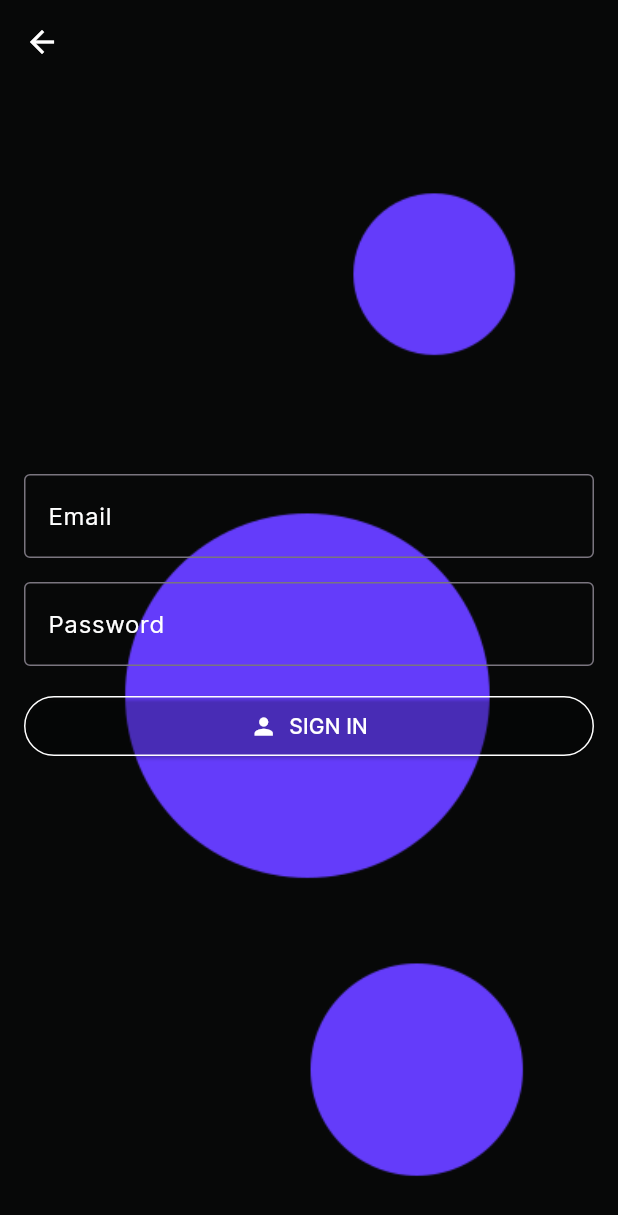
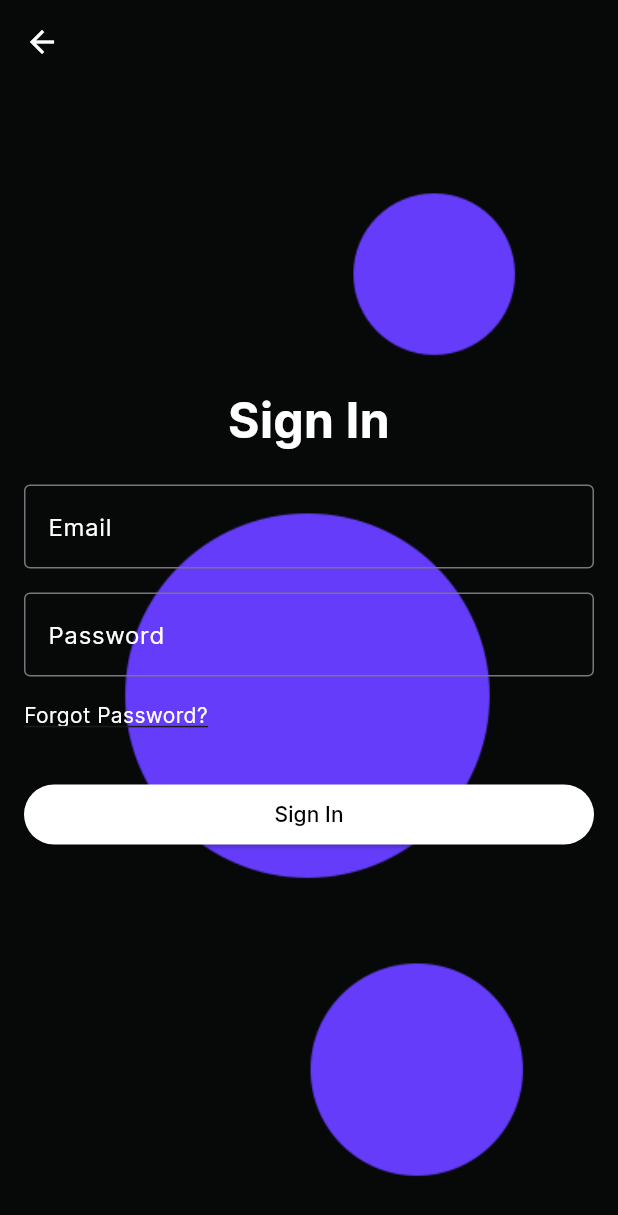
Before and after one commit to tanuvnair/flutter-heimdall, a Flutter app: the screen it shows after launch, after a tap on "SIGN IN", on a phone screen of 412 x 824 dp. Shown: the top 1215 px of the screen. Run offline on Flutter 3.47's test engine with Material 3 defaults, Android fonts, the light colour scheme and no system bars; our stand-ins replace firebase_core; accounts and stored records are empty.

Commit message:
Added forgot_password_page.dart

```diff
--- a/lib/landing_page.dart
+++ b/lib/landing_page.dart
@@ -34,6 +34,7 @@ class LandingPage extends StatelessWidget {
                 style: ElevatedButton.styleFrom(
                   side: BorderSide(color: Colors.white), // Set the outline color
                   backgroundColor: Colors.transparent, // Set the background color to transparent
+                  padding: EdgeInsets.symmetric(vertical: 16, horizontal: 32), // Adjust padding to make the button bigger
                 ),
                 child: Row(
                   mainAxisSize: MainAxisSize.min,
--- a/lib/sign_in_page.dart
+++ b/lib/sign_in_page.dart
@@ -1,4 +1,6 @@
 import 'package:flutter/material.dart';
+import 'package:flutter_heimdall/forgot_password_page.dart';
+import 'forgot_password_page.dart'; // Import the forgot password page
 
 class SignInPage extends StatelessWidget {
   const SignInPage({Key? key}) : super(key: key);
@@ -25,6 +27,19 @@ class SignInPage extends StatelessWidget {
             mainAxisAlignment: MainAxisAlignment.center,
             crossAxisAlignment: CrossAxisAlignment.stretch,
             children: [
+              Text(
+                'Sign In',
+                style: TextStyle(
+                  color: Colors.white,
+                  fontSize: 32, // Increase the font size
+                  fontWeight: FontWeight.bold, // Make the text bold
+                ),
+                textAlign: TextAlign.center,
+              ),
+              SizedBox(height: 20), // Add spacing between header and form fields
+              Column(
+                crossAxisAlignment: CrossAxisAlignment.start,
+                children: [
                   TextField(
                     style: TextStyle(color: Colors.white), // Set the color of text field content
                     decoration: InputDecoration(
@@ -43,29 +58,37 @@ class SignInPage extends StatelessWidget {
                       border: OutlineInputBorder(),
                     ),
                   ),
-              SizedBox(height: 16),
+                  SizedBox(height: 16), // Add space between password field and "Forgot Password" text
+                  GestureDetector(
+                    onTap: () {
+                      // Navigate to forgot password page
+                      Navigator.push(
+                        context,
+                        MaterialPageRoute(builder: (context) => ForgotPasswordPage()),
+                      );
+                    },
+                    child: Text(
+                      'Forgot Password?',
+                      style: TextStyle(
+                        color: Colors.white,
+                        decoration: TextDecoration.underline, // Add underline to indicate it's clickable
+                      ),
+                    ),
+                  ),
+                ],
+              ),
+              SizedBox(height: 32), // Add more space between "Forgot Password" text and sign-in button
               ElevatedButton(
                 onPressed: () {
-                  // Navigate to the sign-in page
-                  // Navigator.push(
-                  //   context,
-                  //   MaterialPageRoute(builder: (context) => ),
-                  // );
+                  // Add logic to send reset password email
                 },
                 style: ElevatedButton.styleFrom(
-                  side: BorderSide(color: Colors.white), // Set the outline color
-                  backgroundColor: Colors.transparent, // Set the background color to transparent
+                  primary: Colors.white, // Set button background color to white
+                  onPrimary: Colors.black, // Set button text color to black
                 ),
-                child: Row(
-                  mainAxisSize: MainAxisSize.min,
-                  children: [
-                    Icon(Icons.person, color: Colors.white), // User icon
-                    SizedBox(width: 8), // Add spacing between icon and text
-                    Text(
-                      'SIGN IN',
-                      style: TextStyle(color: Colors.white), // Set text color to white
-                    ),
-                  ],
+                child: Text(
+                  'Sign In',
+                  style: TextStyle(color: Colors.black), // Set text color to black
                 ),
               ),
             ],
```
Also changed, not shown: lib/forgot_password_page.dart (added, +77 -0 lines). Lines whose indentation alone changed are shown as unchanged.
